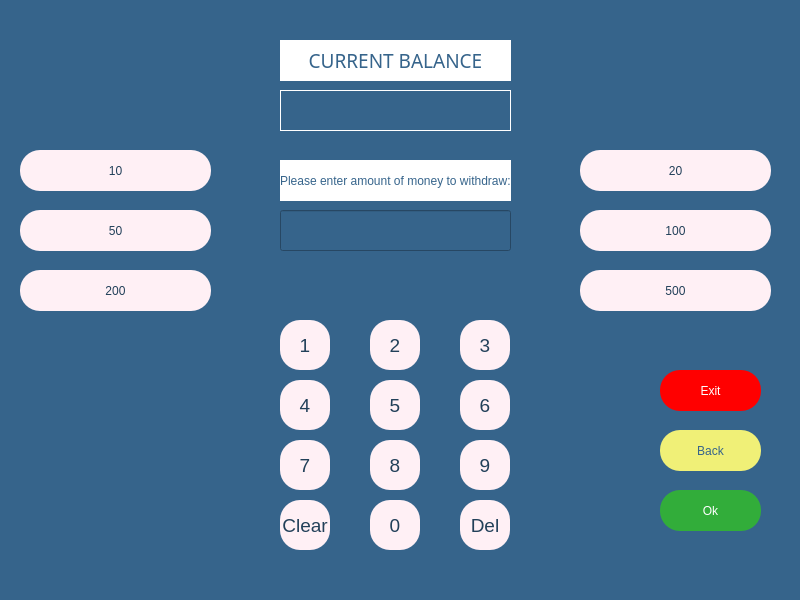
This is withdrawpage.ui in melihorhanyilmaz/Project as Qt 5 draws it before an edit. The edited form follows.
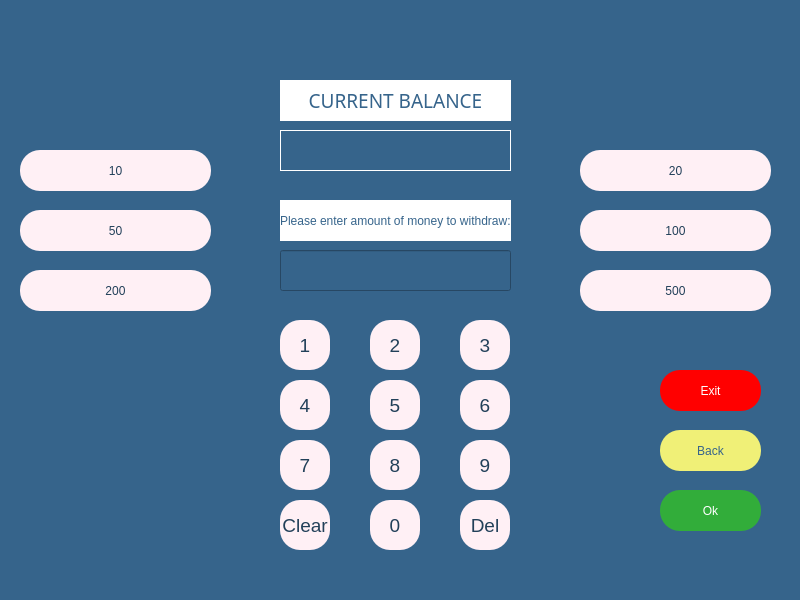
This is the edited form.

```diff
--- a/withdrawpage.ui
+++ b/withdrawpage.ui
@@ -46,7 +46,7 @@
     <property name="geometry">
      <rect>
       <x>280</x>
-      <y>210</y>
+      <y>250</y>
       <width>231</width>
       <height>41</height>
      </rect>
@@ -452,7 +452,7 @@
     <property name="geometry">
      <rect>
       <x>280</x>
-      <y>160</y>
+      <y>200</y>
       <width>231</width>
       <height>41</height>
      </rect>
@@ -470,7 +470,7 @@
     <property name="geometry">
      <rect>
       <x>280</x>
-      <y>40</y>
+      <y>80</y>
       <width>231</width>
       <height>41</height>
      </rect>
@@ -519,7 +519,7 @@
     <property name="geometry">
      <rect>
       <x>280</x>
-      <y>90</y>
+      <y>130</y>
       <width>231</width>
       <height>41</height>
      </rect>
@@ -538,10 +538,10 @@
    <widget class="QLabel" name="la_error">
     <property name="geometry">
      <rect>
-      <x>280</x>
-      <y>270</y>
-      <width>231</width>
-      <height>31</height>
+      <x>150</x>
+      <y>10</y>
+      <width>481</width>
+      <height>41</height>
      </rect>
     </property>
     <property name="styleSheet">
```
